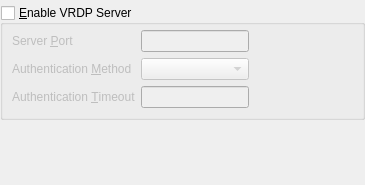
The window that vbox/src/VBox/Frontends/VirtualBox4/ui/VBoxVMSettingsVRDP.ui (jljuxgm/vboxgit) describes before a commit, drawn with Qt 5.
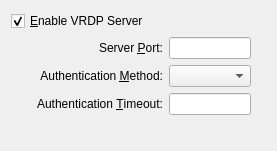
The same window after the commit.

Commit message:
commit_10688 ------------------------------------------------------------------------ r10688 | vboxsync | 2008-07-16 17:40:31 +0800 (Wed, 16 Jul 2008) | 2 lines
FE/Qt4: VM VRDP settings face lift.

------------------------------------------------------------------------

```diff
--- a/vbox/src/VBox/Frontends/VirtualBox4/ui/VBoxVMSettingsVRDP.ui
+++ b/vbox/src/VBox/Frontends/VirtualBox4/ui/VBoxVMSettingsVRDP.ui
@@ -22,45 +22,62 @@
    <rect>
     <x>0</x>
     <y>0</y>
-    <width>365</width>
-    <height>185</height>
+    <width>277</width>
+    <height>151</height>
    </rect>
   </property>
-  <layout class="QVBoxLayout" >
-   <property name="leftMargin" >
-    <number>0</number>
-   </property>
-   <property name="topMargin" >
-    <number>5</number>
-   </property>
-   <property name="rightMargin" >
-    <number>0</number>
-   </property>
-   <property name="bottomMargin" >
-    <number>5</number>
-   </property>
-   <item>
-    <widget class="QGroupBox" name="mGbVRDP" >
+  <layout class="QGridLayout" >
+   <item row="0" column="0" colspan="2" >
+    <widget class="QCheckBox" name="mGbVRDP" >
      <property name="whatsThis" >
       <string>When checked, the VM will act as a Remote Desktop Protocol (RDP) server, allowing remote clients to connect and operate the VM (when it is running) using a standard RDP client.</string>
      </property>
-     <property name="title" >
+     <property name="text" >
       <string>&amp;Enable VRDP Server</string>
      </property>
-     <property name="checkable" >
-      <bool>true</bool>
-     </property>
      <property name="checked" >
-      <bool>false</bool>
+      <bool>true</bool>
      </property>
+    </widget>
+   </item>
+   <item row="1" column="0" >
+    <spacer>
+     <property name="orientation" >
+      <enum>Qt::Horizontal</enum>
+     </property>
+     <property name="sizeType" >
+      <enum>QSizePolicy::Fixed</enum>
+     </property>
+     <property name="sizeHint" >
+      <size>
+       <width>20</width>
+       <height>20</height>
+      </size>
+     </property>
+    </spacer>
+   </item>
+   <item row="1" column="1" >
+    <widget class="QWidget" native="1" name="mVRDPChild" >
      <layout class="QGridLayout" >
+      <property name="leftMargin" >
+       <number>0</number>
+      </property>
       <property name="topMargin" >
-       <number>5</number>
+       <number>0</number>
+      </property>
+      <property name="rightMargin" >
+       <number>0</number>
+      </property>
+      <property name="bottomMargin" >
+       <number>0</number>
       </property>
       <item row="0" column="0" >
        <widget class="QLabel" name="mLbVRDPPort" >
         <property name="text" >
-         <string>Server &amp;Port</string>
+         <string>Server &amp;Port:</string>
+        </property>
+        <property name="alignment" >
+         <set>Qt::AlignRight|Qt::AlignTrailing|Qt::AlignVCenter</set>
         </property>
         <property name="buddy" >
          <cstring>mLeVRDPPort</cstring>
@@ -69,28 +86,24 @@
       </item>
       <item row="0" column="1" >
        <widget class="QLineEdit" name="mLeVRDPPort" >
+        <property name="sizePolicy" >
+         <sizepolicy vsizetype="Fixed" hsizetype="Preferred" >
+          <horstretch>0</horstretch>
+          <verstretch>0</verstretch>
+         </sizepolicy>
+        </property>
         <property name="whatsThis" >
          <string>Displays the VRDP Server port number. You may specify &lt;tt>0&lt;/tt> (zero) to reset the port to the default value.</string>
         </property>
        </widget>
       </item>
-      <item row="0" column="2" >
-       <spacer>
-        <property name="orientation" >
-         <enum>Qt::Horizontal</enum>
-        </property>
-        <property name="sizeHint" >
-         <size>
-          <width>0</width>
-          <height>20</height>
-         </size>
-        </property>
-       </spacer>
-      </item>
       <item row="1" column="0" >
        <widget class="QLabel" name="mLbVRDPMethod" >
         <property name="text" >
-         <string>Authentication &amp;Method</string>
+         <string>Authentication &amp;Method:</string>
+        </property>
+        <property name="alignment" >
+         <set>Qt::AlignRight|Qt::AlignTrailing|Qt::AlignVCenter</set>
         </property>
         <property name="buddy" >
          <cstring>mCbVRDPMethod</cstring>
@@ -104,23 +117,13 @@
         </property>
        </widget>
       </item>
-      <item row="1" column="2" >
-       <spacer>
-        <property name="orientation" >
-         <enum>Qt::Horizontal</enum>
-        </property>
-        <property name="sizeHint" >
-         <size>
-          <width>0</width>
-          <height>20</height>
-         </size>
-        </property>
-       </spacer>
-      </item>
       <item row="2" column="0" >
        <widget class="QLabel" name="mLbVRDPTimeout" >
         <property name="text" >
-         <string>Authentication &amp;Timeout</string>
+         <string>Authentication &amp;Timeout:</string>
+        </property>
+        <property name="alignment" >
+         <set>Qt::AlignRight|Qt::AlignTrailing|Qt::AlignVCenter</set>
         </property>
         <property name="buddy" >
          <cstring>mLeVRDPTimeout</cstring>
@@ -129,28 +132,34 @@
       </item>
       <item row="2" column="1" >
        <widget class="QLineEdit" name="mLeVRDPTimeout" >
+        <property name="sizePolicy" >
+         <sizepolicy vsizetype="Fixed" hsizetype="Preferred" >
+          <horstretch>0</horstretch>
+          <verstretch>0</verstretch>
+         </sizepolicy>
+        </property>
         <property name="whatsThis" >
          <string>Specifies the timeout for guest authentication, in milliseconds.</string>
         </property>
        </widget>
       </item>
-      <item row="2" column="2" >
-       <spacer>
-        <property name="orientation" >
-         <enum>Qt::Horizontal</enum>
-        </property>
-        <property name="sizeHint" >
-         <size>
-          <width>0</width>
-          <height>20</height>
-         </size>
-        </property>
-       </spacer>
-      </item>
      </layout>
     </widget>
    </item>
-   <item>
+   <item row="1" column="2" >
+    <spacer>
+     <property name="orientation" >
+      <enum>Qt::Horizontal</enum>
+     </property>
+     <property name="sizeHint" >
+      <size>
+       <width>40</width>
+       <height>20</height>
+      </size>
+     </property>
+    </spacer>
+   </item>
+   <item row="2" column="1" >
     <spacer>
      <property name="orientation" >
       <enum>Qt::Vertical</enum>
@@ -158,7 +167,7 @@
      <property name="sizeHint" >
       <size>
        <width>20</width>
-       <height>0</height>
+       <height>40</height>
       </size>
      </property>
     </spacer>
```
Left out of the diff: 19 changed lines with no effect on the pictures.
